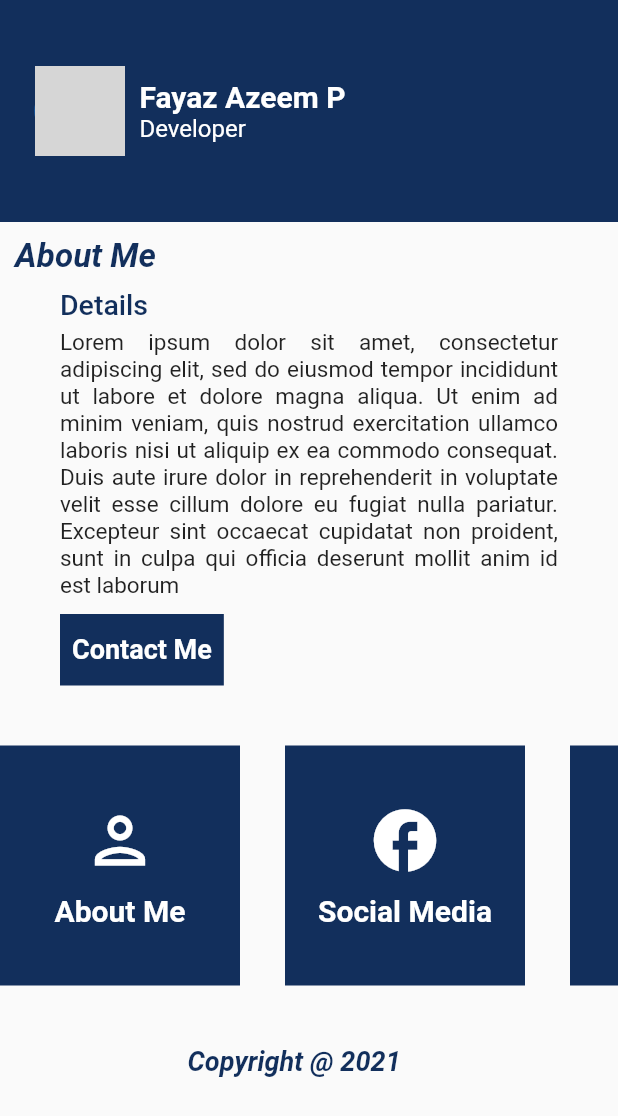
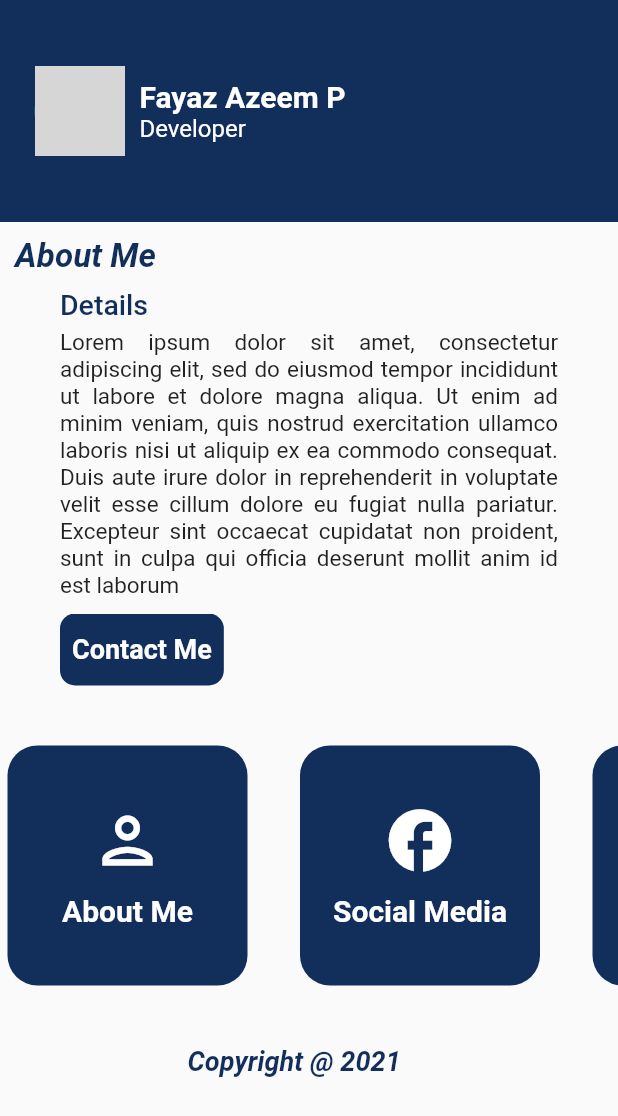
Before and after one commit to Fayazazeemp/portfoloio_app_flutter, a Flutter app: the screen it shows after launch, on a phone screen of 412 x 824 dp. Shown: the top 1116 px of the screen. Run offline on Flutter 3.47's test engine with Material 2 defaults, Android fonts, the phone set to English and light mode, and no system bars; network calls fail; grey boxes are pictures that could not be loaded.

Commit message:
border radius

```diff
--- a/lib/screens/widgets/card.dart
+++ b/lib/screens/widgets/card.dart
@@ -11,9 +11,12 @@ class DetailsCard extends StatelessWidget {
   @override
   Widget build(BuildContext context) {
     return Container(
-      margin: EdgeInsets.only(right: 30, top: 20, bottom: 20),
+      decoration: new BoxDecoration(
+          color: Color(0xFF122F5C),
+        borderRadius: BorderRadius.all(Radius.circular(20))
+      ),
+      margin: EdgeInsets.only(right: 30, top: 20, bottom: 20,left:5),
       width: 160.0,
-      color: Color(0xFF122F5C),
       child: Column(
         mainAxisAlignment: MainAxisAlignment.center,
         children: [
--- a/lib/screens/widgets/contactme.dart
+++ b/lib/screens/widgets/contactme.dart
@@ -15,7 +15,8 @@ class ContactMe extends StatelessWidget {
           children: [
             Positioned.fill(
                 child: Container(
-                  decoration: const BoxDecoration(
+                  decoration: new BoxDecoration(
+                    borderRadius: BorderRadius.all(Radius.circular(10)),
                     color: Color(0xFF122F5C),
                   ),
                 )),
```
